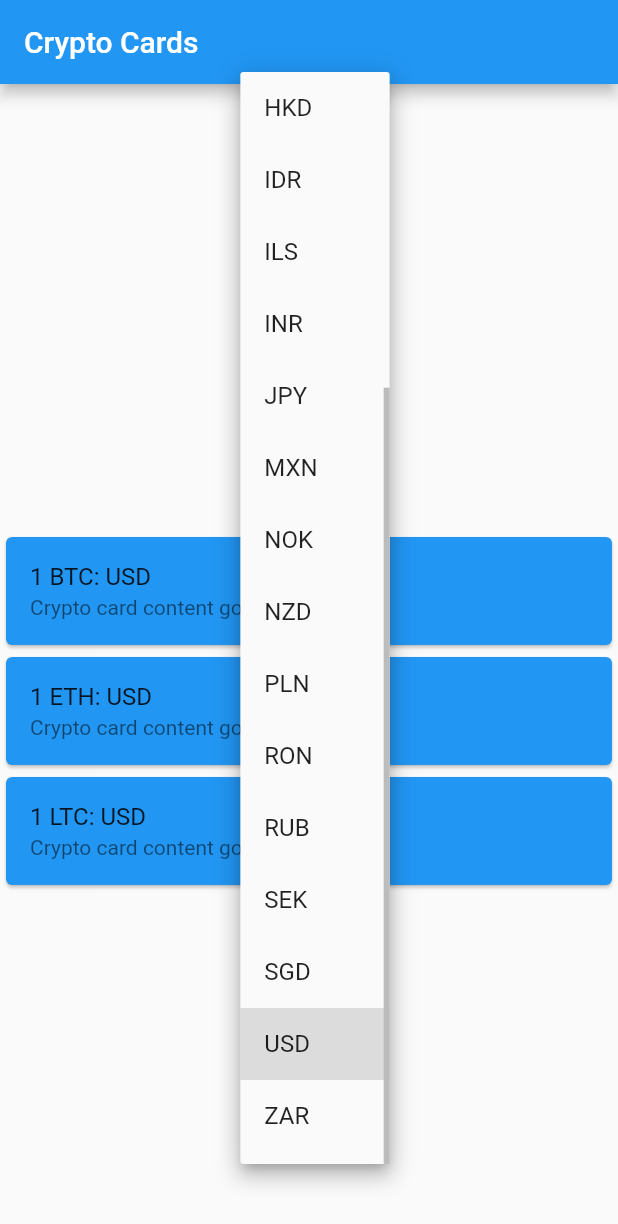
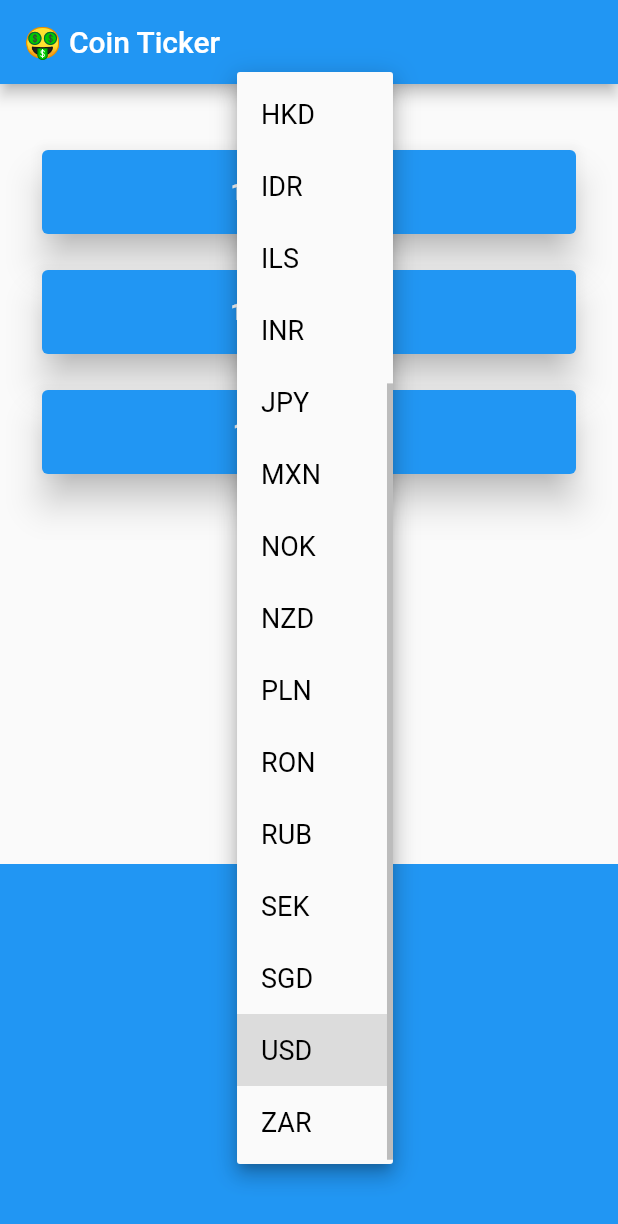
Before and after one commit to StevenMM23/coin_ticker, a Flutter app: the screen it shows after launch, after a tap on "USD", on a phone screen of 412 x 824 dp. Shown: the top 1224 px of the screen. Run offline on Flutter 3.47's test engine with Material 2 defaults, Android fonts, the phone set to English and light mode, and no system bars; network calls fail.

Commit message:
Finish Coin Ticker

```diff
--- a/lib/coin_data.dart
+++ b/lib/coin_data.dart
@@ -1,3 +1,6 @@
+import 'dart:convert';
+
+import 'package:http/http.dart' as http;
 const List<String> currenciesList = [
   'AUD',
   'BRL',
@@ -28,4 +31,27 @@ const List<String> cryptoList = [
   'LTC',
 ];
 
-class CoinData {}
+class CoinData {
+  static const apiKey = 'AA824EC4-01AE-42CC-ACE8-55C5C4C88F29';
+
+  Future<Map<String, double>> getExchangeRates(String currency) async {
+    Map<String, double> exchangeRates = {};
+
+    for (String crypto in cryptoList) {
+      final response = await http.get(
+        Uri.parse('https://rest.coinapi.io/v1/exchangerate/$crypto/$currency'),
+        headers: {'X-CoinAPI-Key': apiKey},
+      );
+
+      if (response.statusCode == 200) {
+        final data = json.decode(response.body);
+        double rate = data['rate'];
+        exchangeRates[crypto] = rate;
+      } else {
+        throw Exception('Error al obtener los datos de la API');
+      }
+    }
+
+    return exchangeRates;
+  }
+}
--- a/lib/crypto_card.dart
+++ b/lib/crypto_card.dart
@@ -1,54 +1,125 @@
-
-
-import 'package:flutter/cupertino.dart';
 import 'package:flutter/material.dart';
-
 import 'coin_data.dart';
 
 class CryptoCardScreen extends StatefulWidget {
+  const CryptoCardScreen({super.key});
+
   @override
-  _CryptoCardScreenState createState() => _CryptoCardScreenState();
+  CryptoCardScreenState createState() => CryptoCardScreenState();
 }
 
-class _CryptoCardScreenState extends State<CryptoCardScreen> {
-  String selectedCurrency = 'USD'; // Valor inicial del dropdown
+class CryptoCardScreenState extends State<CryptoCardScreen> {
+  String selectedCurrency = 'USD';
+  Map<String, double> exchangeRates = {};
+
+  @override
+  void initState() {
+    super.initState();
+    updateExchangeRates();
+  }
+
+  void updateExchangeRates() async {
+    try {
+      final data = await CoinData().getExchangeRates(selectedCurrency);
+      setState(() {
+        exchangeRates = data;
+      });
+    } catch (e) {
+      print('Error: $e');
+    }
+  }
 
   @override
   Widget build(BuildContext context) {
     return Scaffold(
       appBar: AppBar(
-        title: Text('Crypto Cards'),
+        title: const Text('🤑 Coin Ticker'),
+        backgroundColor: Colors.blue,
       ),
-      body: Center(
-        child: Column(
-          mainAxisAlignment: MainAxisAlignment.center,
-          children: <Widget>[
-            DropdownButton<String>(
+      body: Column(
+        children: [
+          const SizedBox(height: 40),
+          Expanded(
+            child: Padding(
+              padding: const EdgeInsets.symmetric(horizontal: 20.0),
+              child: ListView(
+                children: [
+                  for (String crypto in cryptoList)
+                    Padding(
+                      padding: const EdgeInsets.only(bottom: 16.0),
+                      child: CryptoCard(
+                        crypto: crypto,
+                        selectedCurrency: selectedCurrency,
+                        rate: exchangeRates[crypto] ?? 0,
+                      ),
+                    ),
+                ],
+              ),
+            ),
+          ),
+          Container(
+            color: Colors.blue,
+            width: double.infinity,
+            padding: const EdgeInsets.symmetric(vertical: 100),
+            child: Center(
+              child: DropdownButton<String>(
                 value: selectedCurrency,
                 items: currenciesList.map((String currency) {
                   return DropdownMenuItem<String>(
                     value: currency,
-                  child: Text(currency),
+                    child: Text(
+                      currency,
+                      style: const TextStyle(
+                        color: Colors.black,
+                        fontSize: 18.0,
+                      ),
+                    ),
                   );
                 }).toList(),
                 onChanged: (newValue) {
                   setState(() {
                     selectedCurrency = newValue!;
+                    updateExchangeRates();
                   });
                 },
               ),
-            SizedBox(height: 20),
-            for (String crypto in cryptoList)
-              Card(
-                color: Colors.blue,
-                child: ListTile(
-                  title: Text('1 $crypto: $selectedCurrency'),
-                  subtitle: Text('Crypto card content goes here'),
             ),
           ),
         ],
       ),
-      ),
     );
   }
 }
+
+class CryptoCard extends StatelessWidget {
+  final String crypto;
+  final String selectedCurrency;
+  final double rate;
+
+  const CryptoCard({
+    super.key,
+    required this.crypto,
+    required this.selectedCurrency,
+    required this.rate,
+  });
+
+  @override
+  Widget build(BuildContext context) {
+    return Card(
+      elevation: 10,
+      margin: const EdgeInsets.symmetric(horizontal: 8.0, vertical: 4.0),
+      color: Colors.blue,
+      child: ListTile(
+        title: Text(
+          '1 $crypto = ${rate.toInt()} $selectedCurrency',
+          style: const TextStyle(
+            color: Colors.white,
+            fontSize: 16.0,
+            fontWeight: FontWeight.bold,
+          ),
+          textAlign: TextAlign.center,
+        ),
+      ), //
+    );
+  }
+}
--- a/pubspec.yaml
+++ b/pubspec.yaml
@@ -32,9 +32,11 @@ dependencies:
     sdk: flutter
 
 
+
   # The following adds the Cupertino Icons font to your application.
   # Use with the CupertinoIcons class for iOS style icons.
   cupertino_icons: ^1.0.2
+  http: ^1.1.0
 
 dev_dependencies:
   flutter_test:
```
Also changed, not shown: pubspec.lock. Lines whose indentation alone changed are shown as unchanged.
